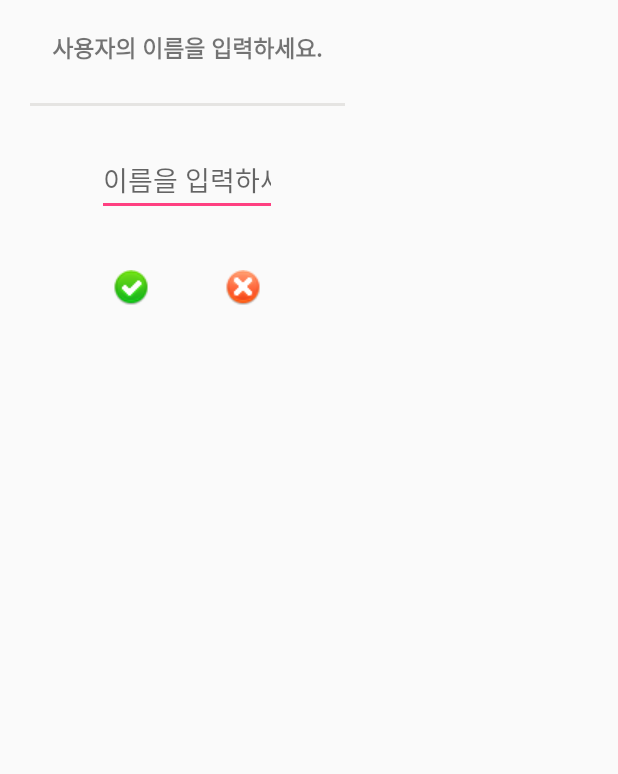
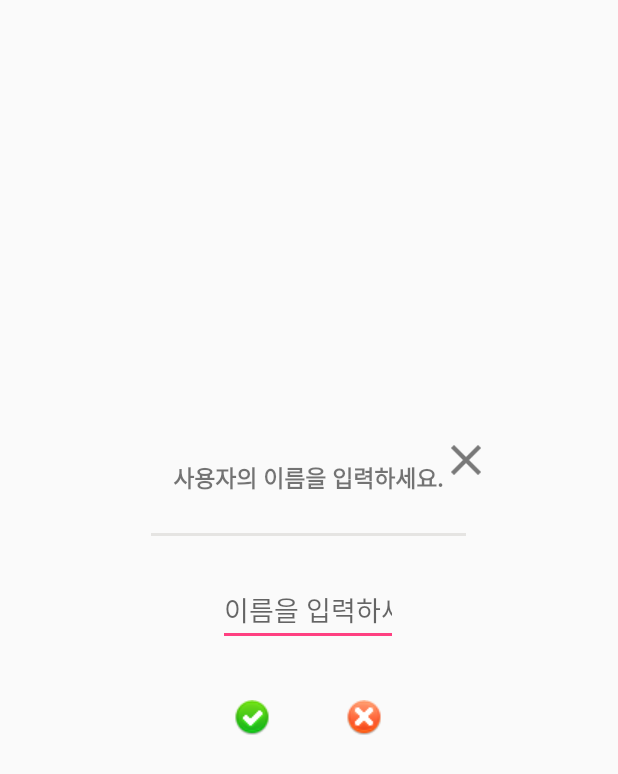
Before and after one commit to GeunTaekOh/GoalSnowBall, an Android app: the layout dialog_username.xml on its own in the app's theme, with its tools: preview values and no code run, on a phone screen of 412 x 824 dp. Shown: the top 774 px of the screen. Run offline under Robolectric (Android 15) with nearby library versions, the phone set to English and light mode, and no system bars.

Commit message:
[UI 수정]

```diff
--- a/GoalSnowBall/app/src/main/java/com/taek_aaa/goalsnowball/dialog/UserNameDialog.java
+++ b/GoalSnowBall/app/src/main/java/com/taek_aaa/goalsnowball/dialog/UserNameDialog.java
@@ -24,6 +24,8 @@ public class UserNameDialog extends Dialog implements View.OnClickListener {
         usernameTv = (EditText) findViewById(R.id.usernametv);
         userDBManager = new UserDBManager(getContext(), "user.db", null, 1);
         findViewById(R.id.confirm_username_btn).setOnClickListener(this);
+        findViewById(R.id.exit_username_btn).setOnClickListener(this);
+        findViewById(R.id.usernameExitbtn).setOnClickListener(this);
     }
 
     @Override
--- a/GoalSnowBall/app/src/main/res/layout/dialog_username.xml
+++ b/GoalSnowBall/app/src/main/res/layout/dialog_username.xml
@@ -2,7 +2,9 @@
 <RelativeLayout xmlns:android="http://schemas.android.com/apk/res/android"
     android:layout_width="250dp"
     android:layout_height="250dp"
-    android:orientation="vertical">
+    android:orientation="vertical"
+    android:layout_gravity="center"
+    >
 
     <LinearLayout
         android:id="@+id/largeLl"
@@ -10,7 +12,8 @@
         android:layout_height="wrap_content"
         android:layout_centerHorizontal="true"
         android:layout_centerVertical="true"
-        android:orientation="vertical">
+        android:orientation="vertical"
+        >
 
 
         <TextView
@@ -78,11 +81,11 @@
         android:layout_height="20dp"
         android:layout_alignParentTop="true"
         android:layout_gravity="center"
+        android:layout_marginLeft="220dp"
+        android:background="@drawable/close"
+        android:layout_marginRight="10dp"
         android:layout_marginTop="10dp"
-        android:layout_toEndOf="@+id/largeLl"
-        android:layout_toRightOf="@+id/largeLl"
-        android:background="@drawable/close"
-        />
+        android:layout_marginBottom="10dp" />
 
 
 </RelativeLayout>
```
